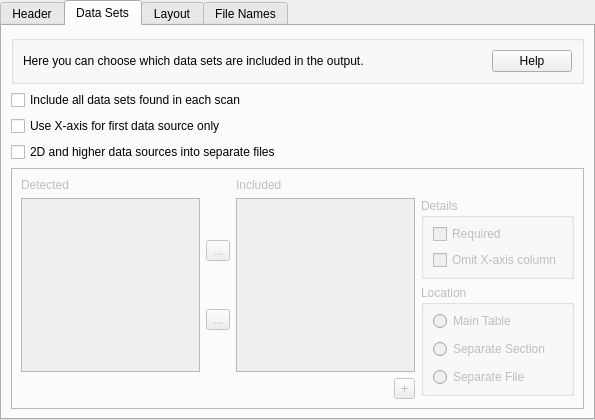
This is source/ui/dataman/AMExporterOptionGeneralAsciiView.ui in acquaman/acquaman as Qt 5 draws it before an edit. The edited form follows.
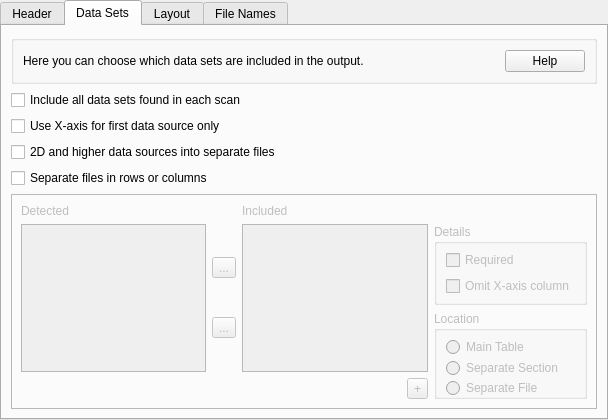
This is the edited form. The open tabs and pages were chosen to show the change. Icons and pictures are not drawn.

Commit message: Added an option to write out data sources that are in separate sections or files in columns instead of rows.  This is meant for 1D data but there was no issue extending it to other types.  For AMExporterGeneralAscii, it only handles a limited set of data source and scan types.  Incorporated the option into all of the VESPERS exporters except SMAK and added the ability to customize the exporter option in this way to all of the scan configurations, except for VESPERSEnergyScanConfiguration.  Fixes #502.

```diff
--- a/source/ui/dataman/AMExporterOptionGeneralAsciiView.ui
+++ b/source/ui/dataman/AMExporterOptionGeneralAsciiView.ui
@@ -6,7 +6,7 @@
    <rect>
     <x>0</x>
     <y>0</y>
-    <width>595</width>
+    <width>608</width>
     <height>420</height>
    </rect>
   </property>
@@ -150,6 +150,16 @@
       </property>
      </widget>
     </item>
+    <item>
+     <widget class="QCheckBox" name="higherDimensionsInRows">
+      <property name="text">
+       <string>Separate files in rows or columns</string>
+      </property>
+      <property name="checked">
+       <bool>false</bool>
+      </property>
+     </widget>
+    </item>
     <item>
      <widget class="QFrame" name="sourcesSelectorFrame">
       <property name="enabled">
```
Left out of the diff: 5 changed lines with no effect on the pictures. The commit also changes 32 other files.
